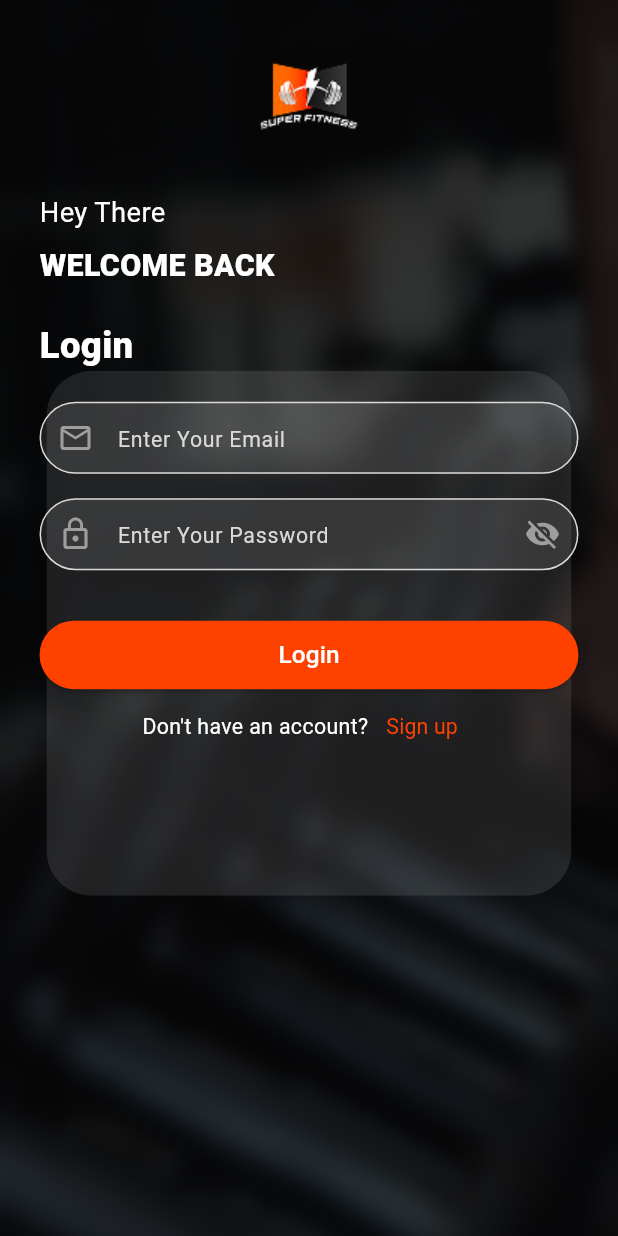
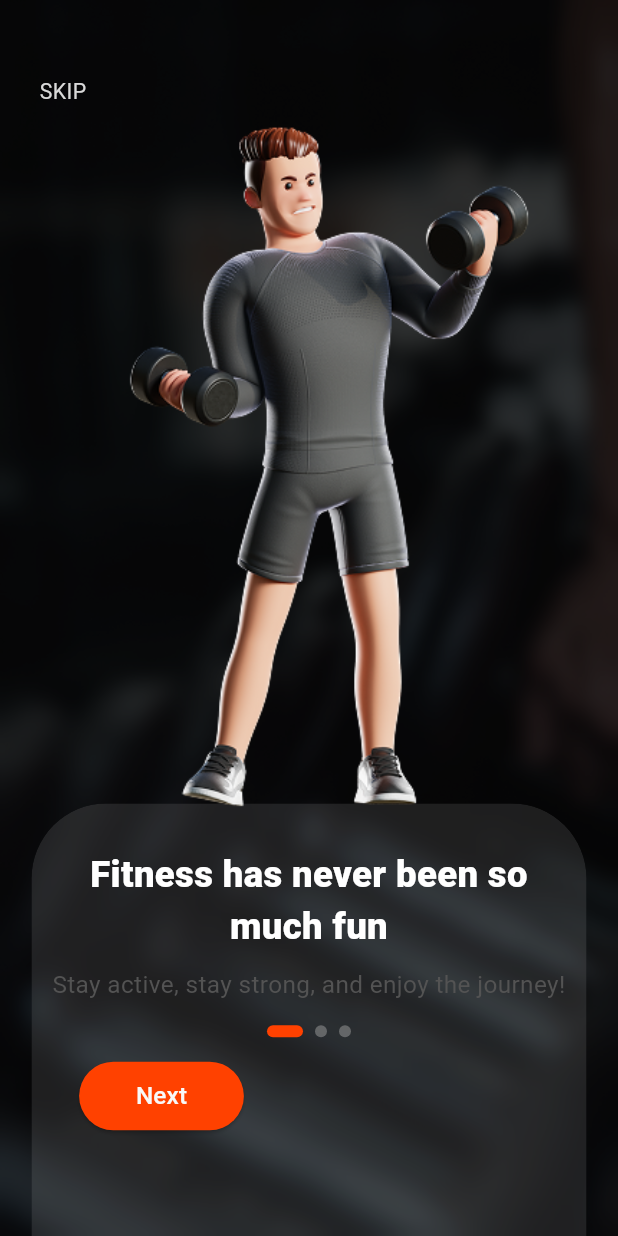
Before and after one commit to RaWanMagdy0/Fitness, a Flutter app: the screen it shows after launch, on a phone screen of 412 x 824 dp. Run offline on Flutter 3.47's test engine with Material 3 defaults, Android fonts, the phone set to English and light mode, and no system bars; our stand-ins replace cached_network_image, dio, flutter_bloc, flutter_screenutil, flutter_secure_storage, get_it and 6 more; generated files the repository leaves out were written again.

Commit message:
FIT-14-OnBoarding

```diff
--- a/lib/core/routes/app_routes.dart
+++ b/lib/core/routes/app_routes.dart
@@ -12,6 +12,9 @@ import '../../presentation/auth/sign_up/view/goal_screen.dart';
 import '../../presentation/auth/sign_up/view/main_sign_up_screen.dart';
 import '../../presentation/auth/sign_up/view/weight_screen.dart';
 import '../../presentation/auth/sign_up/view_model/sign_up_cubit.dart';
+import '../../presentation/splash/onboarding_1.dart';
+import '../../presentation/splash/onboarding_2.dart';
+import '../../presentation/splash/onboarding_3.dart';
 import '../../presentation/splash/splash_screen.dart';
 import '../di/di.dart';
 
@@ -46,6 +49,12 @@ class AppRoutes {
         return _handleMaterialPageRoute(widget: AgeScreen());
       case PageRouteName.goalScreen:
         return _handleMaterialPageRoute(widget: GoalScreen());
+        case PageRouteName.onBoarding1:
+        return _handleMaterialPageRoute(widget: Onboarding1());
+        case PageRouteName.onBoarding2:
+        return _handleMaterialPageRoute(widget: Onboarding2());
+        case PageRouteName.onBoarding3:
+        return _handleMaterialPageRoute(widget: Onboarding3());
       case PageRouteName.activityScreen:
         return MaterialPageRoute(
           builder: (context) => BlocProvider(
--- a/lib/core/routes/page_route_name.dart
+++ b/lib/core/routes/page_route_name.dart
@@ -9,4 +9,7 @@ class PageRouteName {
   static const String heightScreen = "heightScreen";
   static const String ageScreen = "ageScreen";
   static const String homeScreen = "homeScreen";
+  static const String onBoarding1 = "onBoarding1";
+  static const String onBoarding2 = "onBoarding2";
+  static const String onBoarding3 = "onBoarding3";
 }
--- a/lib/core/styles/images/app_images.dart
+++ b/lib/core/styles/images/app_images.dart
@@ -15,4 +15,8 @@ class AppImages {
   static const maleIcon = "assets/images/maleIcon.png";
   static const femaleIcon = "assets/images/femaleIcon.png";
   static const back = "assets/images/back.png";
+  static const splashBackG = "assets/images/splash_backG.png";
+  static const icon1png = "assets/images/icon1.png";
+  static const icon2png = "assets/images/icon2.png";
+  static const icon3png = "assets/images/icon3.png";
 }
--- a/lib/main.dart
+++ b/lib/main.dart
@@ -57,7 +57,7 @@ class MyApp extends StatelessWidget {
           supportedLocales: S.delegate.supportedLocales,
           debugShowCheckedModeBanner: false,
           theme: AppTheme.appTheme,
-          initialRoute: PageRouteName.login,
+          initialRoute: PageRouteName.onBoarding1,
           onGenerateRoute: AppRoutes.onGenerateRoute,
         );
       },
--- /dev/null
+++ b/lib/presentation/splash/custom_onboarding.dart
@@ -0,0 +1,111 @@
+import 'package:fitness_app/core/styles/colors/app_colors.dart';
+import 'package:fitness_app/core/utils/widget/custom%20scaffold.dart';
+import 'package:fitness_app/core/utils/widget/custom_button.dart';
+import 'package:flutter/cupertino.dart';
+import 'package:flutter/material.dart';
+import 'package:flutter_screenutil/flutter_screenutil.dart';
+
+import '../../core/styles/fonts/app_fonts.dart';
+import '../../core/styles/images/app_images.dart';
+import 'dots_Indicator.dart';
+
+class CustomOnboarding extends StatelessWidget {
+  final String iconPath;
+  final String mainText;
+  final String subText;
+  final VoidCallback next;
+  final VoidCallback? back;
+  final VoidCallback skip;
+  final bool showBack;
+  final int position;
+
+  const CustomOnboarding({
+    Key? key,
+    required this.iconPath,
+    required this.mainText,
+    required this.subText,
+    required this.next,
+    this.back,
+    required this.skip,
+    this.showBack = true,
+    required this.position,
+  }) : super(key: key);
+
+  @override
+  Widget build(BuildContext context) {
+    return CustomScaffold(
+      backgroundImage: AppImages.authBackground,
+      enableBlur: true,
+      blurStrength: 5.0,
+      blurHeight: 350.0,
+      blurWidth: 370.0,
+      borderRadius: 50.0,
+      blurStartPosition: MediaQuery.of(context).size.height * 0.65,
+      child: SingleChildScrollView(
+        padding: EdgeInsets.symmetric(horizontal: 24.w),
+        child: Column(
+          children: [
+            50.verticalSpace,
+            Row(
+              mainAxisAlignment: MainAxisAlignment.spaceBetween,
+              children: [
+                if (showBack && back != null)
+                  InkWell(
+                    onTap: back,
+                    child: const Icon(Icons.arrow_back, color: Colors.white),
+                  ),
+                InkWell(
+                  onTap: skip,
+                  child: Text("SKIP", style: AppFonts.font14GreyWeight400),
+                ),
+              ],
+            ),
+            Image.asset(iconPath),
+            Text(
+              mainText,
+              style: AppFonts.font24WhiteWeight800,
+              textAlign: TextAlign.center,
+            ),
+            10.verticalSpace,
+            Text(
+              subText,
+              style: AppFonts.font16GreyWeight400,
+              textAlign: TextAlign.center,
+            ),
+            15.verticalSpace,
+            DotsIndicator(
+              dotsCount: 3,
+              currentPosition: position,
+            ),
+            15.verticalSpace,
+            Padding(
+              padding: EdgeInsets.symmetric(horizontal: 24.w),
+              child: Row(
+                mainAxisAlignment: MainAxisAlignment.spaceBetween,
+                children: [
+                  if (showBack && back != null)
+                    SizedBox(
+                      width: 100.w,
+                      child: CustomButton(
+                        onPressed: back,
+                        text: "Back",
+                        color: Colors.transparent,
+                        borderColor: AppColors.kOrange,
+                      ),
+                    ),
+                  SizedBox(
+                    width: 100.w,
+                    child: CustomButton(
+                      onPressed: next,
+                      text: "Next",
+                    ),
+                  ),
+                ],
+              ),
+            ),
+            24.verticalSpace,
+          ],
+        ),
+      ),
+    );
+  }}
--- /dev/null
+++ b/lib/presentation/splash/dots_Indicator.dart
@@ -0,0 +1,36 @@
+import 'package:flutter/cupertino.dart';
+import 'package:flutter/material.dart';
+
+import '../../core/styles/colors/app_colors.dart';
+
+class DotsIndicator extends StatelessWidget {
+  final int dotsCount;
+  final int currentPosition;
+
+  const DotsIndicator({
+    super.key,
+    required this.dotsCount,
+    required this.currentPosition,
+  });
+
+  @override
+  Widget build(BuildContext context) {
+    return Row(
+      mainAxisAlignment: MainAxisAlignment.center,
+      children: List.generate(
+        dotsCount,
+            (index) => Container(
+          margin: EdgeInsets.symmetric(horizontal: 4),
+          height: 8,
+          width: currentPosition == index ? 24 : 8,
+          decoration: BoxDecoration(
+            borderRadius: BorderRadius.circular(4),
+            color: currentPosition == index
+                ? AppColors.kOrange  // Active dot color
+                : Colors.grey.withOpacity(0.5),  // Inactive dot color
+          ),
+        ),
+      ),
+    );
+  }
+}
--- /dev/null
+++ b/lib/presentation/splash/onboarding_1.dart
@@ -0,0 +1,22 @@
+import 'package:fitness_app/core/routes/page_route_name.dart';
+import 'package:flutter/cupertino.dart';
+
+import '../../core/styles/images/app_images.dart';
+import 'custom_onboarding.dart';
+
+class Onboarding1 extends StatelessWidget {
+  const Onboarding1({super.key});
+
+  @override
+  Widget build(BuildContext context) {
+    return CustomOnboarding(
+      position: 0,
+      iconPath: AppImages.icon1png,
+      mainText: "Fitness has never been so much fun",
+      subText: "Stay active, stay strong, and enjoy the journey!",
+      next: () => Navigator.pushReplacementNamed(context, PageRouteName.onBoarding2),
+      skip: () => Navigator.pushReplacementNamed(context, PageRouteName.login),
+      showBack: false,
+    );
+  }
+}
--- /dev/null
+++ b/lib/presentation/splash/onboarding_2.dart
@@ -0,0 +1,22 @@
+import 'package:flutter/cupertino.dart';
+
+import '../../core/routes/page_route_name.dart';
+import '../../core/styles/images/app_images.dart';
+import 'custom_onboarding.dart';
+
+class Onboarding2 extends StatelessWidget {
+  const Onboarding2({super.key});
+
+  @override
+  Widget build(BuildContext context) {
+    return CustomOnboarding(
+      position: 1,
+      iconPath: AppImages.icon2png,
+      mainText: "The Price Of Excellence Is Discipline",
+      subText: "Success comes with dedication—stay focused!",
+      next: () => Navigator.pushReplacementNamed(context, PageRouteName.onBoarding3),
+      back: () => Navigator.pushReplacementNamed(context, PageRouteName.onBoarding1),
+      skip: () => Navigator.pushReplacementNamed(context, PageRouteName.login),
+    );
+  }
+}
--- /dev/null
+++ b/lib/presentation/splash/onboarding_3.dart
@@ -0,0 +1,22 @@
+import 'package:flutter/cupertino.dart';
+
+import '../../core/routes/page_route_name.dart';
+import '../../core/styles/images/app_images.dart';
+import 'custom_onboarding.dart';
+
+class Onboarding3 extends StatelessWidget {
+  const Onboarding3({super.key});
+
+  @override
+  Widget build(BuildContext context) {
+    return CustomOnboarding(
+      position: 2,
+      iconPath: AppImages.icon3png,
+      mainText: "NO MORE EXCUSES\nDo It Now",
+      subText: "The best time to start is NOW! Take action!",
+      next: () => Navigator.pushReplacementNamed(context, PageRouteName.login),
+      back: () => Navigator.pushReplacementNamed(context, PageRouteName.onBoarding2),
+      skip: () => Navigator.pushReplacementNamed(context, PageRouteName.login),
+    );
+  }
+}
```
Also changed, not shown: assets/images/icon1.png (added), assets/images/icon2.png (added), assets/images/icon3.png (added), assets/images/splash_backG.png (added).
